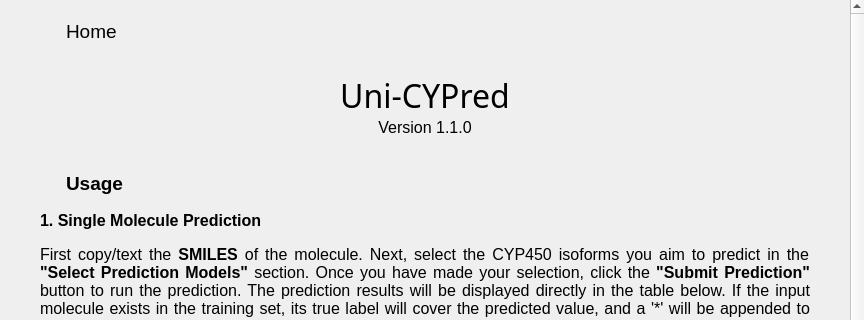
The window that ui/home_page.ui (xli7654321/Neo-CYPi) describes before a commit, drawn with Qt 5; both pictures show x 0 to 864 and y 0 to 320 of the 864 by 642 pixel window.
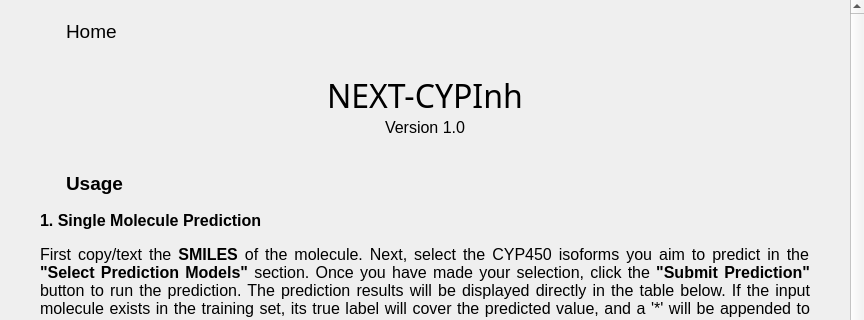
The same window after the commit. Icons and pictures are not drawn.

Commit message: NEXT-CYPInh 1.0

Patch:
```diff
--- a/ui/home_page.ui
+++ b/ui/home_page.ui
@@ -62,7 +62,7 @@
     <property name="geometry">
      <rect>
       <x>0</x>
-      <y>-5</y>
+      <y>0</y>
       <width>847</width>
       <height>647</height>
      </rect>
@@ -194,7 +194,7 @@
         <enum>QFrame::Plain</enum>
        </property>
        <property name="text">
-        <string>Uni-CYPred</string>
+        <string>NEXT-CYPInh</string>
        </property>
        <property name="textFormat">
         <enum>Qt::PlainText</enum>
@@ -225,7 +225,7 @@
         <bool>true</bool>
        </property>
        <property name="text">
-        <string>Version 1.1.0</string>
+        <string>Version 1.0</string>
        </property>
        <property name="alignment">
         <set>Qt::AlignCenter</set>
```
The commit also changes 8 other files.
